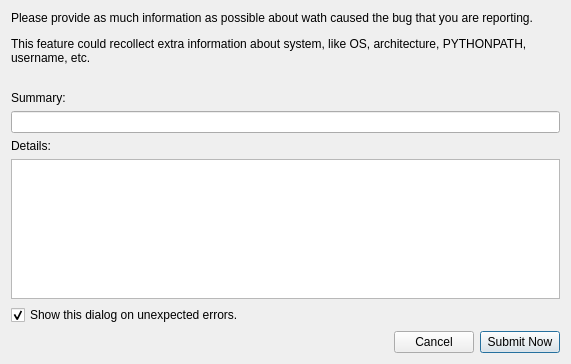
Old version of the form pinguino/qtgui/frames/submit_bug.ui in the repository PinguinoIDE/pinguino-ide.
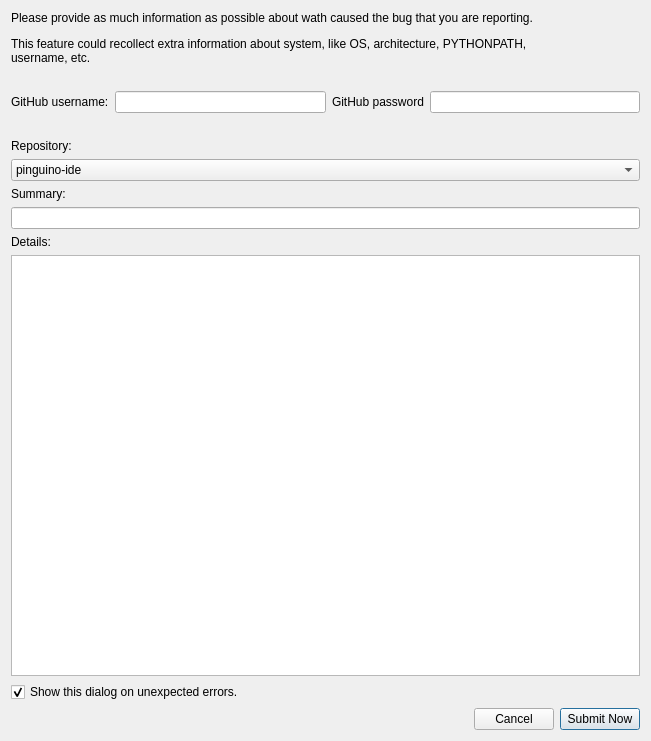
New version of the form.

```diff
--- a/pinguino/qtgui/frames/submit_bug.ui
+++ b/pinguino/qtgui/frames/submit_bug.ui
@@ -6,15 +6,15 @@
    <rect>
     <x>0</x>
     <y>0</y>
-    <width>571</width>
-    <height>364</height>
+    <width>651</width>
+    <height>741</height>
    </rect>
   </property>
   <property name="windowTitle">
    <string>Submit Bug</string>
   </property>
-  <layout class="QVBoxLayout" name="verticalLayout_3">
-   <item>
+  <layout class="QGridLayout" name="gridLayout">
+   <item row="0" column="0">
     <widget class="QLabel" name="label">
      <property name="text">
       <string>&lt;html&gt;&lt;head/&gt;&lt;body&gt;
@@ -23,23 +23,70 @@
      </property>
     </widget>
    </item>
-   <item>
-    <spacer name="verticalSpacer">
-     <property name="orientation">
-      <enum>Qt::Vertical</enum>
-     </property>
-     <property name="sizeType">
-      <enum>QSizePolicy::Fixed</enum>
-     </property>
-     <property name="sizeHint" stdset="0">
-      <size>
-       <width>20</width>
-       <height>20</height>
-      </size>
-     </property>
-    </spacer>
+   <item row="2" column="0">
+    <layout class="QHBoxLayout" name="horizontalLayout_2">
+     <item>
+      <widget class="QLabel" name="label_4">
+       <property name="text">
+        <string>GitHub username:</string>
+       </property>
+      </widget>
+     </item>
+     <item>
+      <widget class="QLineEdit" name="lineEdit_username"/>
+     </item>
+     <item>
+      <widget class="QLabel" name="label_5">
+       <property name="text">
+        <string>GitHub password</string>
+       </property>
+      </widget>
+     </item>
+     <item>
+      <widget class="QLineEdit" name="lineEdit_password">
+       <property name="echoMode">
+        <enum>QLineEdit::Password</enum>
+       </property>
+      </widget>
+     </item>
+    </layout>
    </item>
-   <item>
+   <item row="4" column="0">
+    <layout class="QVBoxLayout" name="verticalLayout_3">
+     <item>
+      <widget class="QLabel" name="label_6">
+       <property name="text">
+        <string>Repository:</string>
+       </property>
+      </widget>
+     </item>
+     <item>
+      <widget class="QComboBox" name="comboBox_repo">
+       <item>
+        <property name="text">
+         <string>pinguino-ide</string>
+        </property>
+       </item>
+       <item>
+        <property name="text">
+         <string>pinguino-bootloaders</string>
+        </property>
+       </item>
+       <item>
+        <property name="text">
+         <string>pinguino-libraries</string>
+        </property>
+       </item>
+       <item>
+        <property name="text">
+         <string>pinguino-compilers</string>
+        </property>
+       </item>
+      </widget>
+     </item>
+    </layout>
+   </item>
+   <item row="5" column="0">
     <layout class="QVBoxLayout" name="verticalLayout">
      <item>
       <widget class="QLabel" name="label_2">
@@ -53,7 +100,7 @@
      </item>
     </layout>
    </item>
-   <item>
+   <item row="6" column="0">
     <layout class="QVBoxLayout" name="verticalLayout_2">
      <item>
       <widget class="QLabel" name="label_3">
@@ -67,7 +114,7 @@
      </item>
     </layout>
    </item>
-   <item>
+   <item row="7" column="0">
     <widget class="QCheckBox" name="checkBox_show_this_dialog">
      <property name="text">
       <string>Show this dialog on unexpected errors.</string>
@@ -77,7 +124,7 @@
      </property>
     </widget>
    </item>
-   <item>
+   <item row="8" column="0">
     <layout class="QHBoxLayout" name="horizontalLayout">
      <item>
       <spacer name="horizontalSpacer">
@@ -114,6 +161,38 @@
      </item>
     </layout>
    </item>
+   <item row="3" column="0">
+    <spacer name="verticalSpacer_2">
+     <property name="orientation">
+      <enum>Qt::Vertical</enum>
+     </property>
+     <property name="sizeType">
+      <enum>QSizePolicy::Fixed</enum>
+     </property>
+     <property name="sizeHint" stdset="0">
+      <size>
+       <width>20</width>
+       <height>20</height>
+      </size>
+     </property>
+    </spacer>
+   </item>
+   <item row="1" column="0">
+    <spacer name="verticalSpacer">
+     <property name="orientation">
+      <enum>Qt::Vertical</enum>
+     </property>
+     <property name="sizeType">
+      <enum>QSizePolicy::Fixed</enum>
+     </property>
+     <property name="sizeHint" stdset="0">
+      <size>
+       <width>20</width>
+       <height>20</height>
+      </size>
+     </property>
+    </spacer>
+   </item>
   </layout>
  </widget>
  <resources/>
```
